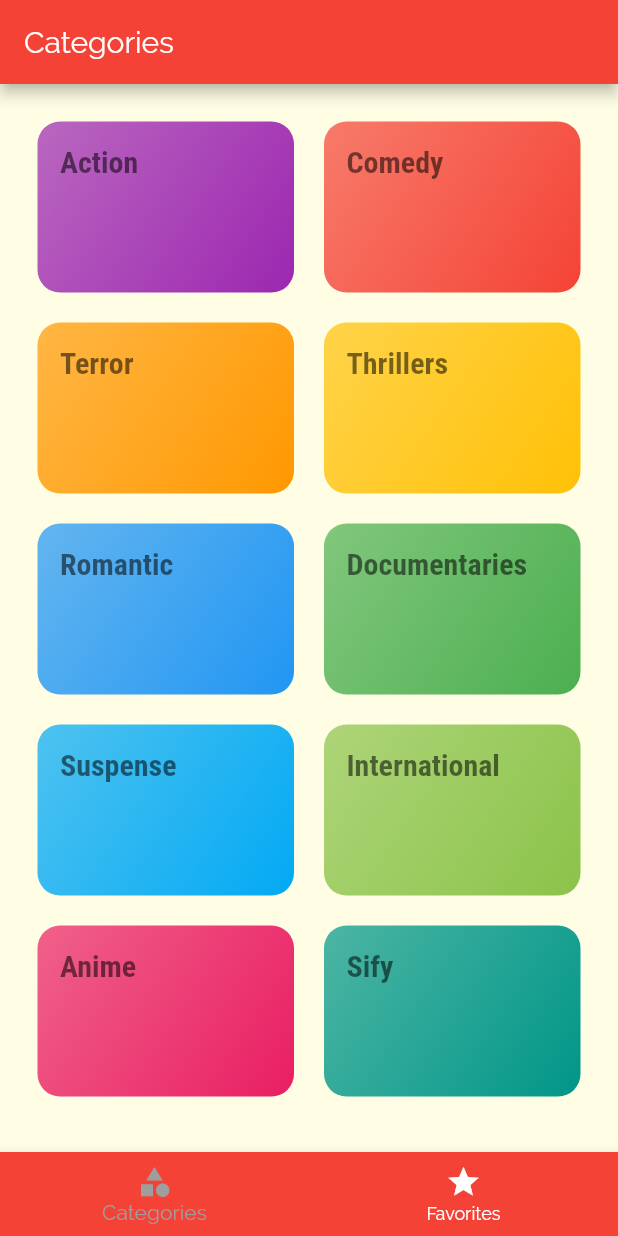
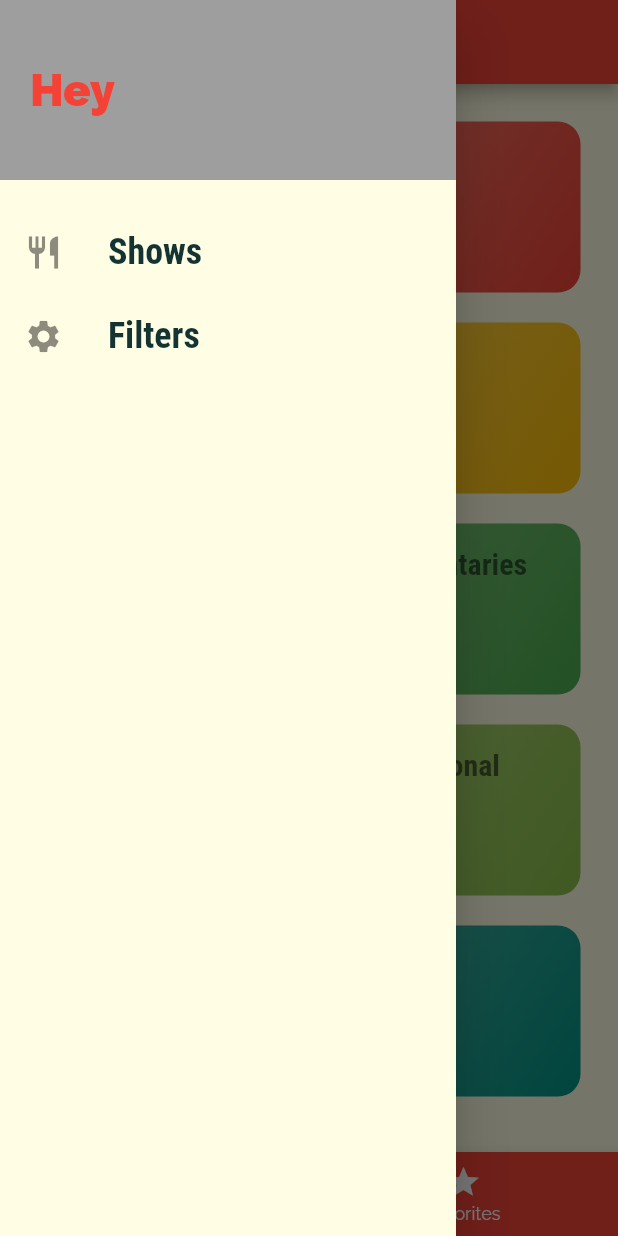
Before and after one commit to yeimermolina/flutter-tvshows-app, a Flutter app: the screen it shows after launch, with the side drawer open (before the commit the screen has no drawer), on a phone screen of 412 x 824 dp. Run offline on Flutter 3.47's test engine with Material 2 defaults, Android fonts, the phone set to English and light mode, and no system bars.

Commit message:
Add drawer

```diff
--- a/lib/main.dart
+++ b/lib/main.dart
@@ -1,4 +1,5 @@
 import 'package:flutter/material.dart';
+import './screens/filters_screen.dart';
 import './screens/tabs_screen.dart';
 import './screens/show_detail_screen.dart';
 import './screens/category_shows_screen.dart';
@@ -36,6 +37,7 @@ class MyApp extends StatelessWidget {
         '/': (ctx) => TabsScreen(),
         CategoryShowsScreen.routeName: (ctx) => CategoryShowsScreen(),
         ShowDetailScreen.routeName: (ctx) => ShowDetailScreen(),
+        FiltersScreen.routeName: (ctx) => FiltersScreen(),
       },
       // onGenerateRoute: (settings) {
       //   print(settings.arguments);
--- /dev/null
+++ b/lib/screens/filters_screen.dart
@@ -0,0 +1,11 @@
+import 'package:flutter/material.dart';
+
+class FiltersScreen extends StatelessWidget {
+  static const routeName = '/filters';
+  @override
+  Widget build(BuildContext context) {
+    return Center(
+      child: Text('Filters'),
+    );
+  }
+}
--- a/lib/screens/tabs_screen.dart
+++ b/lib/screens/tabs_screen.dart
@@ -1,4 +1,5 @@
 import 'package:flutter/material.dart';
+import '../widgets/main_drawer.dart';
 import './categories_screen.dart';
 import './favorites_screen.dart';
 
@@ -9,14 +10,8 @@ class TabsScreen extends StatefulWidget {
 
 class _TabsScreenState extends State<TabsScreen> {
   final List<Map<String, Object>> _screens = [
-    {
-      'screen': CategoriesScreen(), 'title': 'Categories'
-    },
-    {
-      'screen': FavoritesScreen(), 'title': 'Favorites'
-    }
-
-
+    {'screen': CategoriesScreen(), 'title': 'Categories'},
+    {'screen': FavoritesScreen(), 'title': 'Favorites'}
   ];
 
   int _selectedScreenIndex = 0;
@@ -31,8 +26,9 @@ class _TabsScreenState extends State<TabsScreen> {
   Widget build(BuildContext context) {
     return Scaffold(
       appBar: AppBar(
-        title: Text( _screens[_selectedScreenIndex]['title']),
+        title: Text(_screens[_selectedScreenIndex]['title']),
       ),
+      drawer: MainDrawer(),
       body: _screens[_selectedScreenIndex]['screen'],
       bottomNavigationBar: BottomNavigationBar(
         onTap: _selectScreen,
--- /dev/null
+++ b/lib/widgets/main_drawer.dart
@@ -0,0 +1,50 @@
+import 'package:flutter/material.dart';
+import '../screens/filters_screen.dart';
+
+class MainDrawer extends StatelessWidget {
+  Widget buildListTile(String title, IconData icon, Function tapHandler) {
+    return ListTile(
+      leading: Icon(
+        icon,
+        size: 26,
+      ),
+      title: Text(
+        title,
+        style: TextStyle(
+            fontFamily: 'RobotoCondensed',
+            fontSize: 24,
+            fontWeight: FontWeight.bold),
+      ),
+      onTap: tapHandler,
+    );
+  }
+
+  @override
+  Widget build(BuildContext context) {
+    return Drawer(
+      child: Column(
+        children: <Widget>[
+          Container(
+            height: 120,
+            width: double.infinity,
+            padding: EdgeInsets.all(20),
+            alignment: Alignment.centerLeft,
+            color: Theme.of(context).accentColor,
+            child: Text(
+              'Hey',
+              style: TextStyle(
+                  fontWeight: FontWeight.w900,
+                  fontSize: 30,
+                  color: Theme.of(context).primaryColor),
+            ),
+          ),
+          SizedBox(
+            height: 20,
+          ),
+          buildListTile('Shows', Icons.restaurant, () { Navigator.of(context).pushNamed('/');}),
+          buildListTile('Filters', Icons.settings, () { Navigator.of(context).pushNamed(FiltersScreen.routeName);}),
+        ],
+      ),
+    );
+  }
+}
```
